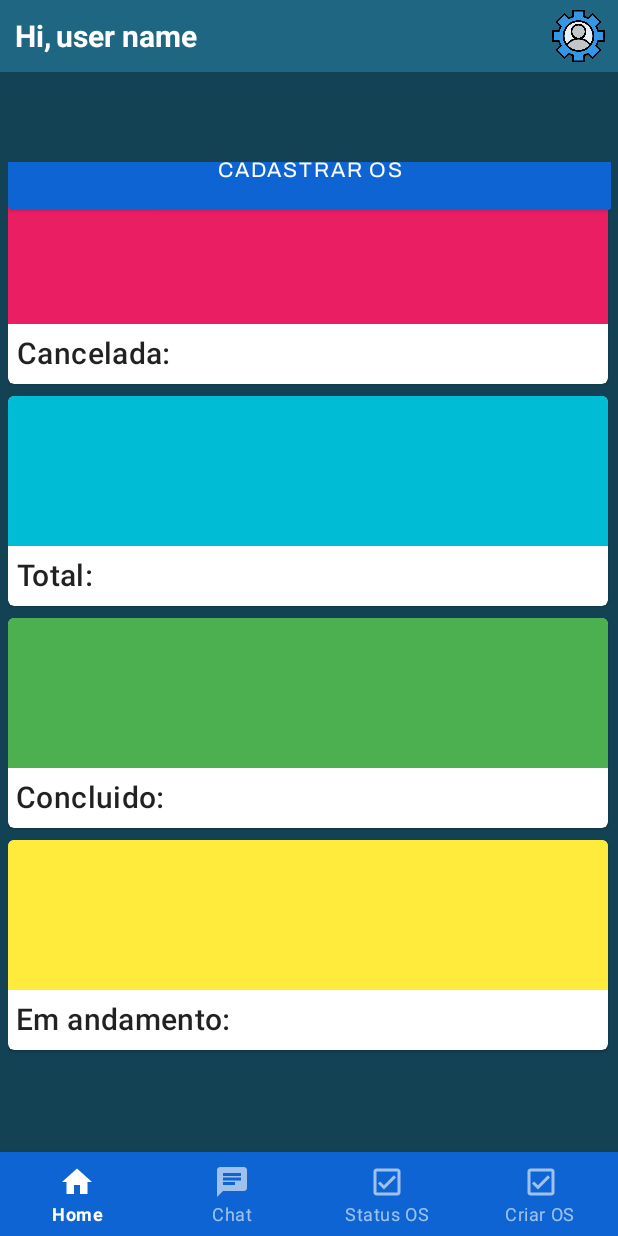
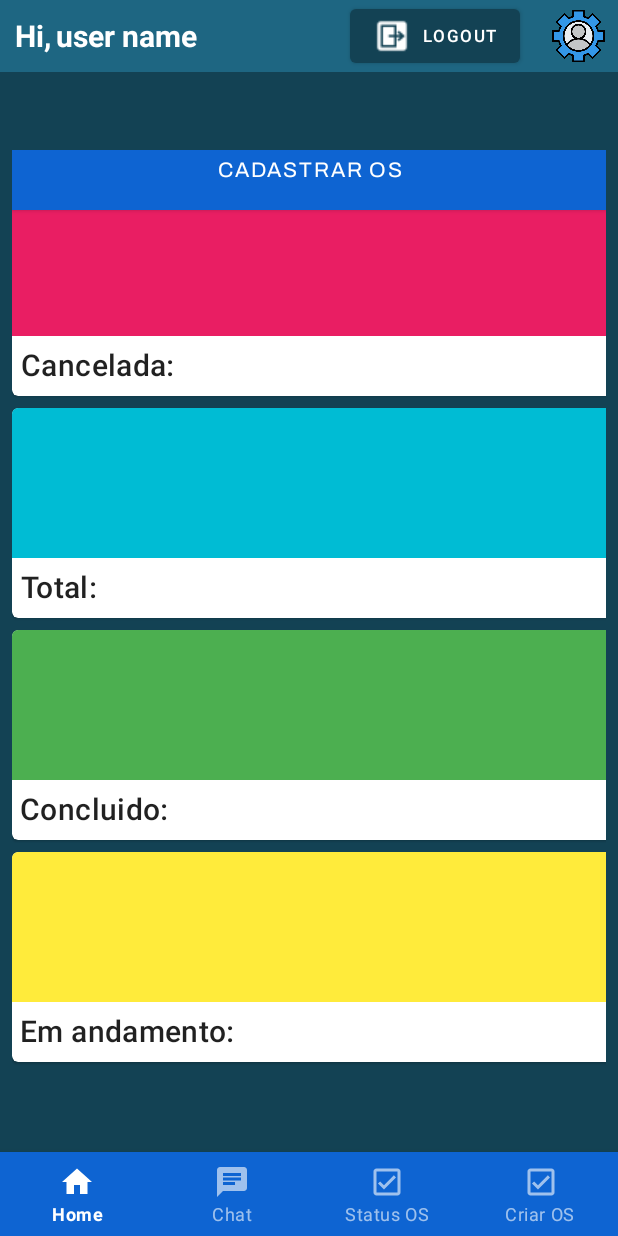
Before and after one commit to LeonardoSnows/Sistema-Integrado-Continuo, an Android app: the screen it shows after launch once a user with an empty profile is signed in (MainMenu), on a phone screen of 412 x 824 dp. Run offline under Robolectric (Android 15) with nearby library versions, the phone set to English and light mode, and no system bars; our stand-ins replace Firebase (no records; nobody signed in at launch, a user with empty details on screens opened directly).

Commit message:
add btnLogout na tela mainMenu e removido o sair sessao da tela inicial

```diff
--- a/sistema_integrado_continuo/app/src/main/java/br/com/fatec/projeto/sistemaintegradocontinuo/mainMenu/MainMenu.kt
+++ b/sistema_integrado_continuo/app/src/main/java/br/com/fatec/projeto/sistemaintegradocontinuo/mainMenu/MainMenu.kt
@@ -4,8 +4,11 @@ import android.content.Intent
 import android.graphics.Color
 import android.os.Bundle
 import android.view.View
+import android.widget.Button
+import android.widget.ImageView
 import androidx.appcompat.app.AppCompatActivity
 import androidx.fragment.app.Fragment
+import br.com.fatec.projeto.sistemaintegradocontinuo.MainActivity
 import br.com.fatec.projeto.sistemaintegradocontinuo.R
 import br.com.fatec.projeto.sistemaintegradocontinuo.databinding.ActivityMainMenuBinding
 import br.com.fatec.projeto.sistemaintegradocontinuo.formlogin.FormLogin
@@ -25,6 +28,13 @@ class MainMenu : AppCompatActivity() {
         binding = ActivityMainMenuBinding.inflate(layoutInflater)
         setContentView(binding.root)
         replaceFragment(HomeFragment())
+
+        val btnSair = findViewById<Button>(R.id.btnUserLogOut);
+
+        btnSair.setOnClickListener { view ->
+            FirebaseAuth.getInstance().signOut()
+            carregaTela(Intent(this, MainActivity::class.java))
+        }
 
         binding.bottomNavigationView.setOnItemSelectedListener {
             when (it.itemId) {
--- a/sistema_integrado_continuo/app/src/main/res/layout/activity_main_menu.xml
+++ b/sistema_integrado_continuo/app/src/main/res/layout/activity_main_menu.xml
@@ -38,6 +38,7 @@
             android:textStyle="bold" />
 
         <ImageView
+            android:id="@+id/iconSair"
             android:layout_width="42dp"
             android:layout_height="42dp"
             android:layout_alignParentEnd="true"
@@ -47,12 +48,24 @@
             android:layout_marginBottom="5sp"
             app:srcCompat="@drawable/protecao_do_usuario" />
 
+        <Button
+            android:id="@+id/btnUserLogOut"
+            android:layout_width="wrap_content"
+            android:layout_height="match_parent"
+            android:layout_alignParentEnd="true"
+            android:layout_marginEnd="65dp"
+            android:textColor="@color/white"
+            android:text="Logout"
+            android:textSize="11sp"
+            app:icon="@drawable/sair"
+           />
+
     </RelativeLayout>
 
     <FrameLayout
         android:id="@+id/frame_layout"
-        android:layout_width="402dp"
-        android:layout_height="600dp"
+        android:layout_width="396dp"
+        android:layout_height="616dp"
         android:layout_above="@id/bottom_navigation_View"
         app:layout_constraintBottom_toTopOf="@+id/bottom_navigation_View"
         app:layout_constraintEnd_toEndOf="parent"
```
Also changed, not shown: sistema_integrado_continuo/app/src/main/java/br/com/fatec/projeto/sistemaintegradocontinuo/MainActivity.kt (+0 -14 lines), sistema_integrado_continuo/app/src/main/res/layout/activity_main.xml (+0 -10 lines), sistema_integrado_continuo/app/src/main/res/drawable/sair.png (added).
